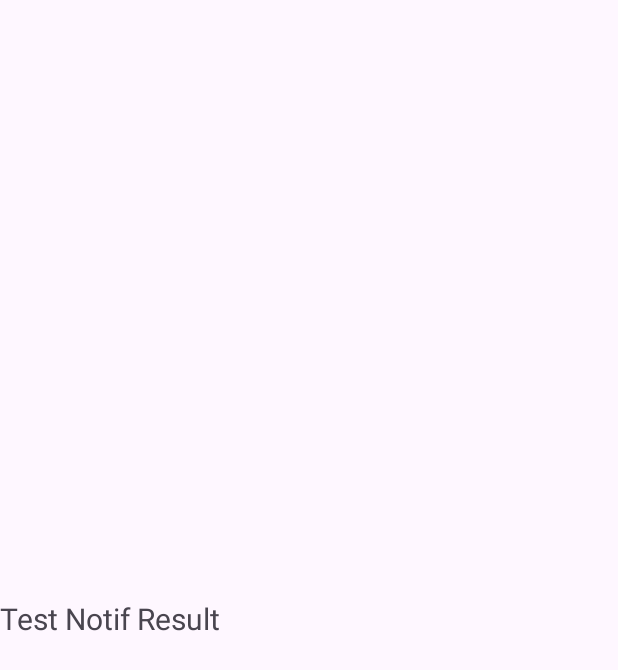
After one commit to CMPUT301F25python/python-events, an Android app: the AfterNotification screen opened directly, with no data from a screen before it, on a phone screen of 412 x 824 dp. The commit adds this screen. Shown: the top 670 px of the screen. Run offline under Robolectric (Android 15) with nearby library versions, the phone set to English and light mode, and no system bars.

Commit message:
testing out creating notif banner

```diff
--- a/app/src/main/AndroidManifest.xml
+++ b/app/src/main/AndroidManifest.xml
@@ -2,6 +2,7 @@
 <manifest xmlns:android="http://schemas.android.com/apk/res/android"
     xmlns:tools="http://schemas.android.com/tools">
 
+    <uses-permission android:name="android.permission.POST_NOTIFICATIONS" />
     <application
         android:allowBackup="true"
         android:dataExtractionRules="@xml/data_extraction_rules"
@@ -11,6 +12,9 @@
         android:roundIcon="@mipmap/ic_launcher_round"
         android:supportsRtl="true"
         android:theme="@style/Theme.LotteryEvent">
+        <activity
+            android:name=".AfterNotification"
+            android:exported="false" />
         <activity
             android:name=".MainActivity"
             android:exported="true">
--- /dev/null
+++ b/app/src/main/java/com/example/lotteryevent/AfterNotification.java
@@ -0,0 +1,24 @@
+package com.example.lotteryevent;
+
+import android.os.Bundle;
+
+import androidx.activity.EdgeToEdge;
+import androidx.appcompat.app.AppCompatActivity;
+import androidx.core.graphics.Insets;
+import androidx.core.view.ViewCompat;
+import androidx.core.view.WindowInsetsCompat;
+
+public class AfterNotification extends AppCompatActivity {
+
+    @Override
+    protected void onCreate(Bundle savedInstanceState) {
+        super.onCreate(savedInstanceState);
+        EdgeToEdge.enable(this);
+        setContentView(R.layout.activity_after_notification);
+        ViewCompat.setOnApplyWindowInsetsListener(findViewById(R.id.main), (v, insets) -> {
+            Insets systemBars = insets.getInsets(WindowInsetsCompat.Type.systemBars());
+            v.setPadding(systemBars.left, systemBars.top, systemBars.right, systemBars.bottom);
+            return insets;
+        });
+    }
+}
--- /dev/null
+++ b/app/src/main/res/layout/activity_after_notification.xml
@@ -0,0 +1,18 @@
+<?xml version="1.0" encoding="utf-8"?>
+<androidx.constraintlayout.widget.ConstraintLayout xmlns:android="http://schemas.android.com/apk/res/android"
+    xmlns:app="http://schemas.android.com/apk/res-auto"
+    xmlns:tools="http://schemas.android.com/tools"
+    android:id="@+id/main"
+    android:layout_width="match_parent"
+    android:layout_height="match_parent"
+    tools:context=".AfterNotification">
+
+    <TextView
+        android:layout_width="match_parent"
+        android:layout_height="wrap_content"
+        android:text="Test Notif Result"
+        android:textSize="20sp"
+        app:layout_constraintBottom_toBottomOf="parent"
+        app:layout_constraintTop_toTopOf="parent"
+        tools:layout_editor_absoluteX="61dp" />
+</androidx.constraintlayout.widget.ConstraintLayout>
--- a/gradle/libs.versions.toml
+++ b/gradle/libs.versions.toml
@@ -19,8 +19,8 @@ appcompat = { group = "androidx.appcompat", name = "appcompat", version.ref = "a
 material = { group = "com.google.android.material", name = "material", version.ref = "material" }
 activity = { group = "androidx.activity", name = "activity", version.ref = "activity" }
 constraintlayout = { group = "androidx.constraintlayout", name = "constraintlayout", version.ref = "constraintlayout" }
-navigation-fragment = { module = "androidx.navigation:navigation-fragment", version.ref = "navigationFragment" }
-navigation-ui = { module = "androidx.navigation:navigation-ui", version.ref = "navigationFragment" }
+navigation-fragment = { module = "androidx.navigation:navigation-fragment-ktx", version.ref = "navigationFragment" }
+navigation-ui = { module = "androidx.navigation:navigation-ui-ktx", version.ref = "navigationFragment" }
 
 [plugins]
 android-application = { id = "com.android.application", version.ref = "agp" }
```
Also changed, not shown: app/src/main/java/com/example/lotteryevent/HomeFragment.java (+32 -0 lines), app/src/main/java/com/example/lotteryevent/NotificationCustomManager.java (added, +57 -0 lines).
